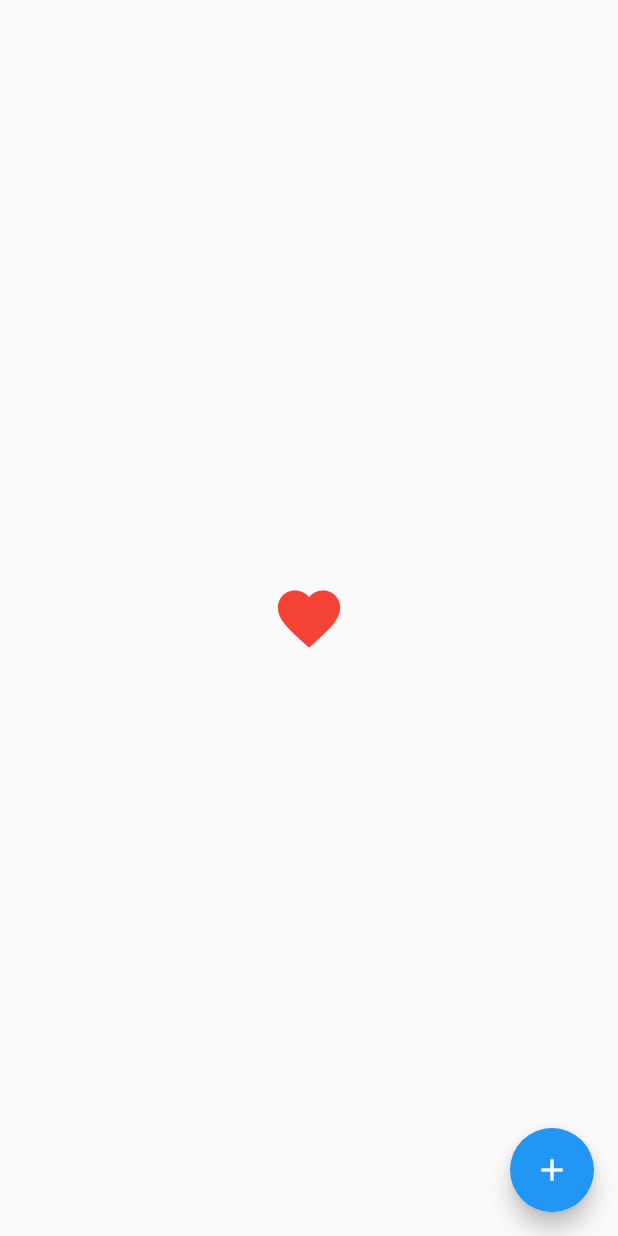
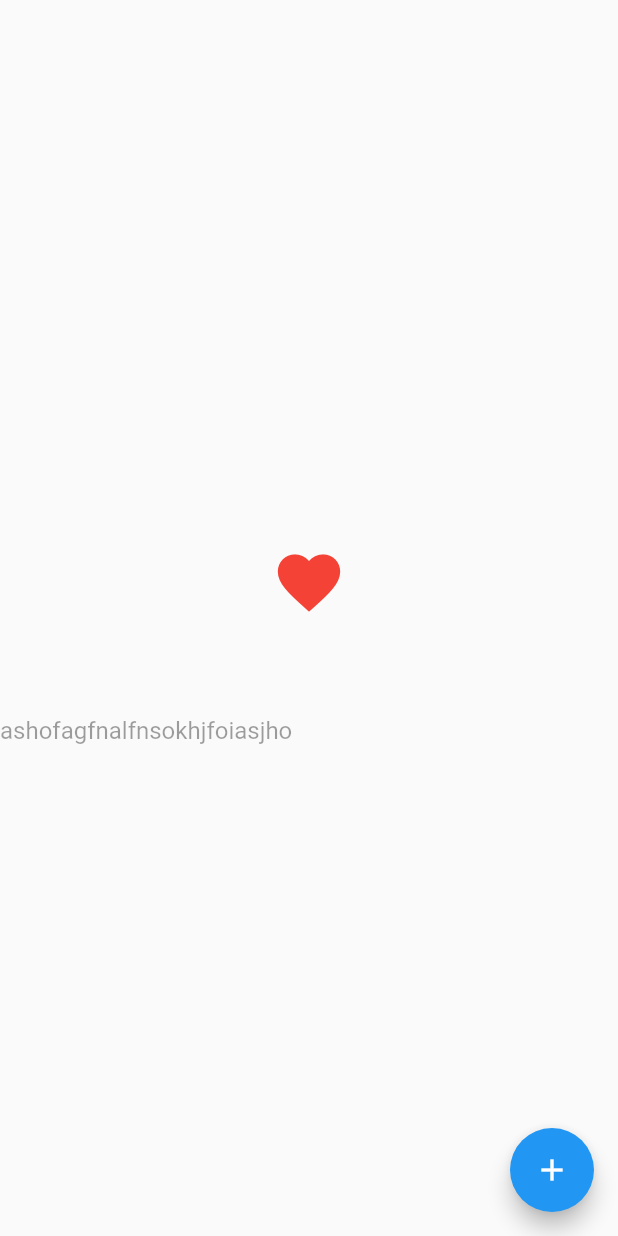
Before and after one commit to Jonzho/f_demo, a Flutter app: the screen it shows after launch, after a tap on the "add" icon, on a phone screen of 412 x 824 dp. Run offline on Flutter 3.47's test engine with Material 2 defaults, Android fonts, the phone set to English and light mode, and no system bars; our stand-ins replace just_audio.

```diff
--- a/lib/main.dart
+++ b/lib/main.dart
@@ -62,13 +62,25 @@ class _MyHomePageState extends State<MyHomePage> {
     }
     if (!player.playing) {
       player.play();
+    } else {
+      player.pause();
     }
   }
 
   @override
   Widget build(BuildContext context) {
     return Scaffold(
-      body: HearAnimationWidget(key: animKey),
+      body: Column(
+        mainAxisAlignment: MainAxisAlignment.center,
+        children: [
+          SizedBox(
+            width: 150,
+            height: 150,
+            child: HearAnimationWidget(key: animKey),
+          ),
+          FaceTeakWidget("ashofagfnalfnsokhjfoiasjho"),
+        ],
+      ),
       // body: Center(child: CustomSwitch(),),
       // body: HeroAnimationRoute(),
       floatingActionButton: FloatingActionButton(
@@ -113,7 +125,7 @@ class _HearAnimationWidgetState extends State<HearAnimationWidget>
     });
 
     animation.addStatusListener((status) {
-      if(status == AnimationStatus.completed) {
+      if (status == AnimationStatus.completed) {
         controller.reverse();
       } else if (status == AnimationStatus.dismissed) {
         controller.forward();
@@ -148,7 +160,8 @@ class _HearAnimationWidgetState extends State<HearAnimationWidget>
 }
 
 class HeatAnimationWidgetItem extends AnimatedWidget {
-  HeatAnimationWidgetItem(Animation animation,{Key? key}) : super(listenable: animation);
+  HeatAnimationWidgetItem(Animation animation, {Key? key})
+      : super(listenable: animation);
 
   @override
   Widget build(BuildContext context) {
@@ -160,3 +173,45 @@ class HeatAnimationWidgetItem extends AnimatedWidget {
     );
   }
 }
+
+class FaceTeakWidget extends StatefulWidget {
+  final String str;
+
+  FaceTeakWidget(this.str, {Key? key}) : super(key: key);
+
+  @override
+  _FaceTeakWidgetState createState() => _FaceTeakWidgetState();
+}
+
+class _FaceTeakWidgetState extends State<FaceTeakWidget> {
+  final controller = TextEditingController();
+
+  @override
+  void initState() {
+    super.initState();
+    start(widget.str);
+  }
+
+  var index = 0;
+
+  void start(String str) {
+    if (index != str.length) {
+      setState(() {
+        index++;
+        controller.text = str.substring(0, index);
+        Future.delayed(const Duration(milliseconds: 200), () {
+          start(str);
+        });
+      });
+    }
+  }
+
+  @override
+  Widget build(BuildContext context) {
+    return TextField(
+      controller: controller,
+      enabled: false,
+      decoration: const InputDecoration(border: InputBorder.none),
+    );
+  }
+}
```
